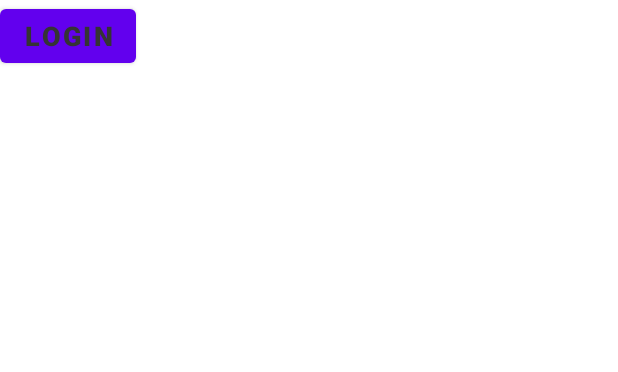
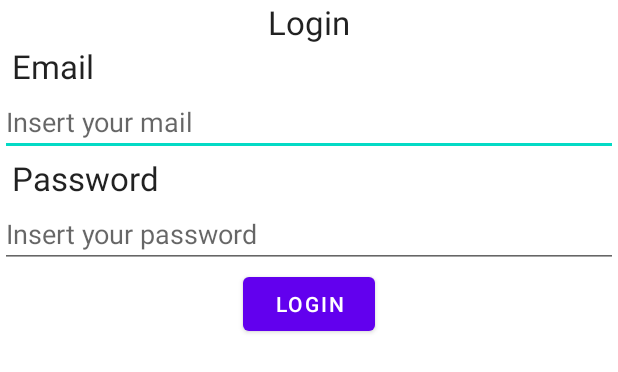
Before and after one commit to 20Anna00/PAMN_App, an Android app built with Jetpack Compose: the layout fragment_login.xml on its own in the app's theme, with its tools: preview values and no code run, on a phone screen of 412 x 824 dp. Shown: the top 372 px of the screen. Run offline under Robolectric (Android 15) with nearby library versions, the phone set to English and light mode, and no system bars.

```diff
--- a/app/build.gradle
+++ b/app/build.gradle
@@ -56,6 +56,7 @@ dependencies {
     implementation 'com.google.firebase:firebase-auth-ktx:21.1.0'
     implementation 'androidx.navigation:navigation-fragment-ktx:2.5.3'
     implementation 'androidx.navigation:navigation-ui-ktx:2.5.3'
+    implementation 'androidx.compose.material:material:1.1.1'
     testImplementation 'junit:junit:4.13.2'
     androidTestImplementation 'androidx.test.ext:junit:1.1.3'
     androidTestImplementation 'androidx.test.espresso:espresso-core:3.4.0'
--- a/app/src/main/res/layout/fragment_login.xml
+++ b/app/src/main/res/layout/fragment_login.xml
@@ -1,25 +1,80 @@
 <?xml version="1.0" encoding="utf-8"?>
-<androidx.constraintlayout.widget.ConstraintLayout xmlns:android="http://schemas.android.com/apk/res/android"
-
+<androidx.constraintlayout.widget.ConstraintLayout
+    xmlns:android="http://schemas.android.com/apk/res/android"
+    xmlns:app="http://schemas.android.com/apk/res-auto"
     xmlns:tools="http://schemas.android.com/tools"
     android:layout_width="match_parent"
     android:layout_height="match_parent"
-    tools:context = ".LoginFragment">
-
-    <Button
-        android:id="@+id/LoginButton"
-        android:layout_width="wrap_content"
+    tools:context=".LoginFragment">
+    <TextView
+        android:id="@+id/title"
+        android:layout_width="match_parent"
         android:layout_height="wrap_content"
         android:layout_marginStart="@dimen/horizontal_margin"
-        android:layout_marginTop="48dp"
         android:layout_marginEnd="@dimen/horizontal_margin"
-        android:paddingStart="@dimen/button_padding"
-        android:paddingEnd="@dimen/button_padding"
-        android:text="Login"
-        android:textColor="@color/colorAccent"
-        android:textSize="@dimen/button_text_size"
-        android:textStyle="bold"
+        android:text="@string/login"
+        android:textAppearance="@style/TextAppearance.AppCompat.Large"
+        app:layout_constraintEnd_toEndOf="parent"
+        app:layout_constraintStart_toStartOf="parent"
+        app:layout_constraintTop_toTopOf="parent"
+        android:gravity="center_horizontal"
+        />
+
+
+
+    <TextView
+        android:id="@+id/email"
+        android:layout_width="match_parent"
+        android:layout_height="wrap_content"
+        android:layout_marginStart="@dimen/horizontal_margin"
+        android:layout_marginEnd="@dimen/horizontal_margin"
+        android:text="@string/email"
+        android:textAppearance="@style/TextAppearance.AppCompat.Large"
+        app:layout_constraintEnd_toEndOf="parent"
+        app:layout_constraintStart_toStartOf="parent"
+        app:layout_constraintTop_toBottomOf="@+id/title"
 
         />
 
+    <EditText
+        android:id="@+id/mailfield"
+        android:layout_width="match_parent"
+        android:layout_height="wrap_content"
+        android:hint="@string/insert_your_mail"
+        app:layout_constraintTop_toBottomOf="@id/email"
+        android:autofillHints="bla"
+        android:inputType="text" />
+
+    <TextView
+        android:id="@+id/password"
+        android:layout_width="match_parent"
+        android:layout_height="wrap_content"
+        android:layout_marginStart="@dimen/horizontal_margin"
+        android:layout_marginEnd="@dimen/horizontal_margin"
+        android:text="@string/password"
+        android:textAppearance="@style/TextAppearance.AppCompat.Large"
+        app:layout_constraintEnd_toEndOf="parent"
+        app:layout_constraintStart_toStartOf="parent"
+        app:layout_constraintTop_toBottomOf="@+id/mailfield"
+
+        />
+
+    <EditText
+        android:id="@+id/passwordfield"
+        android:layout_width="match_parent"
+        android:layout_height="wrap_content"
+        android:hint="@string/insert_your_password"
+        app:layout_constraintTop_toBottomOf="@id/password"
+        android:autofillHints="Blabla"
+        android:inputType="textPassword" />
+
+    <Button
+        android:id="@+id/loginbutton"
+        android:layout_width="wrap_content"
+        android:layout_height="wrap_content"
+        android:text="@string/Login"
+        app:layout_constraintEnd_toEndOf="parent"
+        app:layout_constraintStart_toStartOf="parent"
+        app:layout_constraintTop_toBottomOf="@+id/passwordfield"
+        />
 </androidx.constraintlayout.widget.ConstraintLayout>
```
Also changed, not shown: app/src/main/java/com/example/pillee/HomeScreen.kt (added, +33 -0 lines), app/src/main/java/com/example/pillee/LoginFragment.kt (+2 -7 lines), app/src/main/java/com/example/pillee/MainActivity.kt (+11 -6 lines), app/src/main/java/com/example/pillee/themes/Color.kt (added, +22 -0 lines), app/src/main/java/com/example/pillee/themes/Theme.kt (added, +14 -0 lines), app/src/main/java/com/example/pillee/themes/type.kt (added, +42 -0 lines), app/src/main/res/font/nunito_black.ttf (added), app/src/main/res/font/nunito_bold.ttf (added), app/src/main/res/font/nunito_medium.ttf (added), app/src/main/res/font/nunito_regular.ttf (added), app/src/main/res/font/nunito_semibold.ttf (added).
